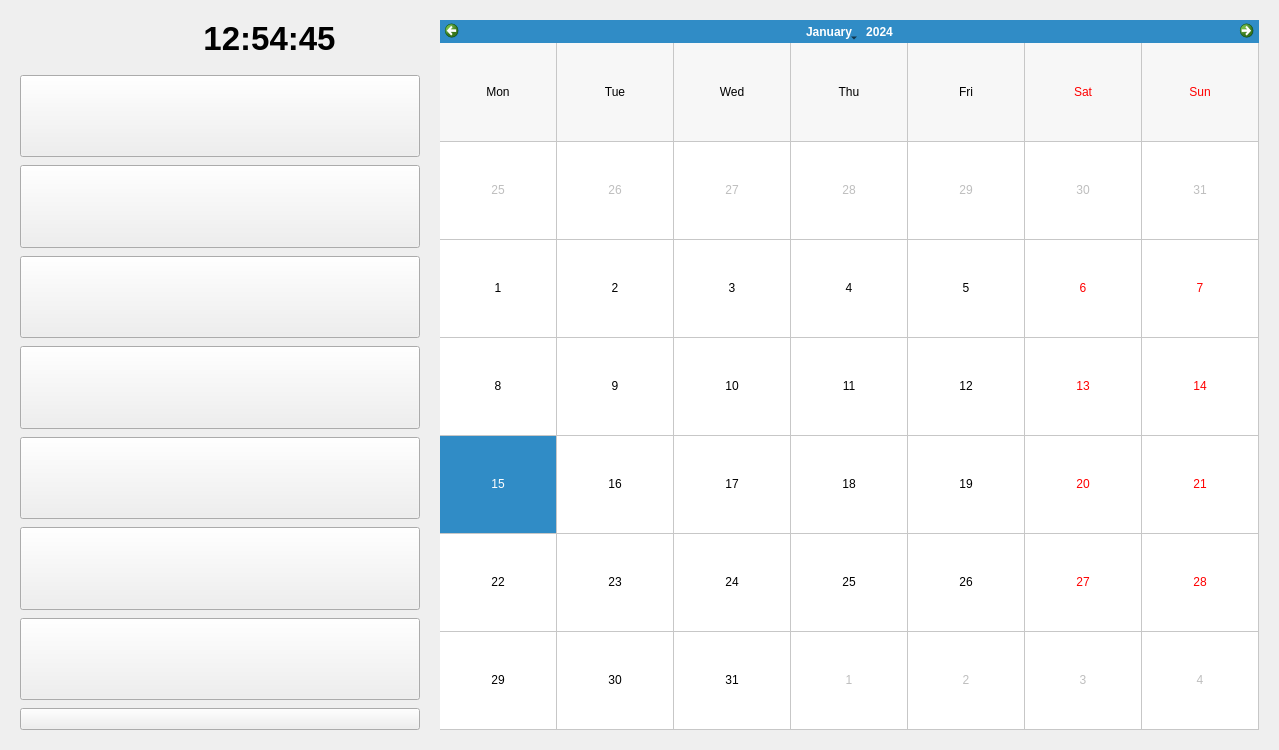
This is ui/main_window.ui in Raccispini/Progetto-Hotel as Qt 5 draws it before an edit. The edited form follows.
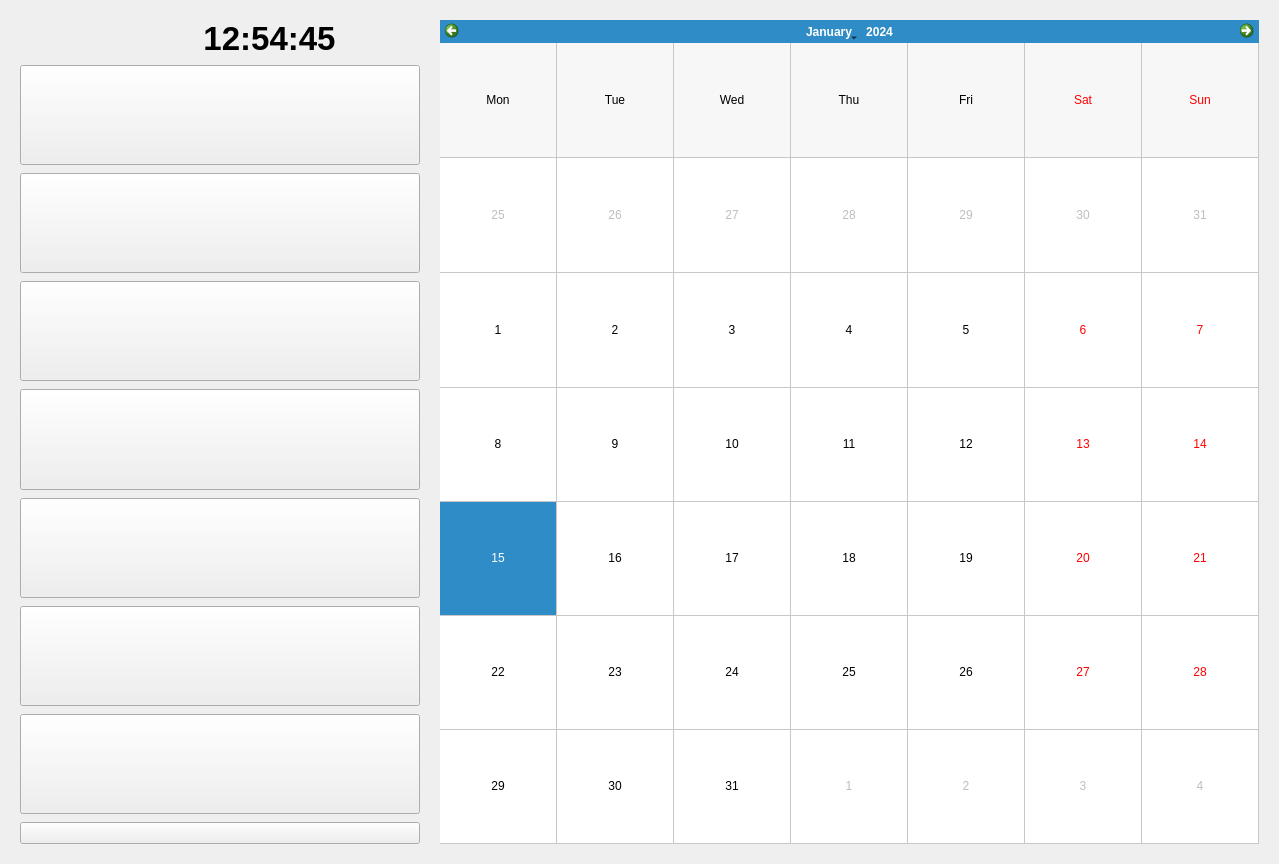
This is the edited form. Icons and pictures are not drawn.

The edit to the form file:
```diff
--- a/ui/main_window.ui
+++ b/ui/main_window.ui
@@ -10,7 +10,7 @@
     <x>0</x>
     <y>0</y>
     <width>1279</width>
-    <height>750</height>
+    <height>864</height>
    </rect>
   </property>
   <property name="sizeIncrement">
@@ -77,7 +77,7 @@
            <number>0</number>
           </property>
           <property name="bottomMargin">
-           <number>10</number>
+           <number>0</number>
           </property>
           <item>
            <widget class="QLabel" name="label">
```
Left out of the diff: 167 changed lines with no effect on the pictures.
